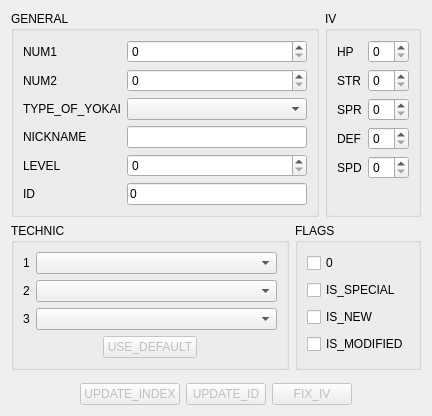
The window that src/ui/youkaitabform.ui (Orionsilver/Yo-kai_Editor_B2) describes before a commit, drawn with Qt 5.
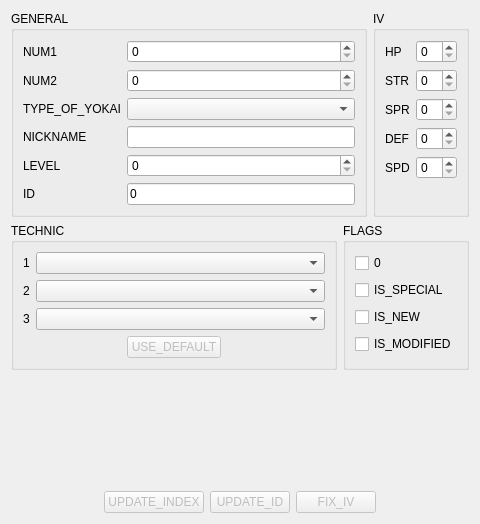
The same window after the commit.

The edit to the form file:
```diff
--- a/src/ui/youkaitabform.ui
+++ b/src/ui/youkaitabform.ui
@@ -2,6 +2,14 @@
 <ui version="4.0">
  <class>YoukaiTabForm</class>
  <widget class="QWidget" name="YoukaiTabForm">
+  <property name="geometry">
+   <rect>
+    <x>0</x>
+    <y>0</y>
+    <width>480</width>
+    <height>524</height>
+   </rect>
+  </property>
   <property name="windowTitle">
    <string notr="true">Form</string>
   </property>
@@ -338,6 +346,12 @@
      <property name="orientation">
       <enum>Qt::Vertical</enum>
      </property>
+     <property name="sizeHint" stdset="0">
+      <size>
+       <width>0</width>
+       <height>0</height>
+      </size>
+     </property>
     </spacer>
    </item>
    <item>
```
Left out of the diff: 2 changed lines with no effect on the pictures.
